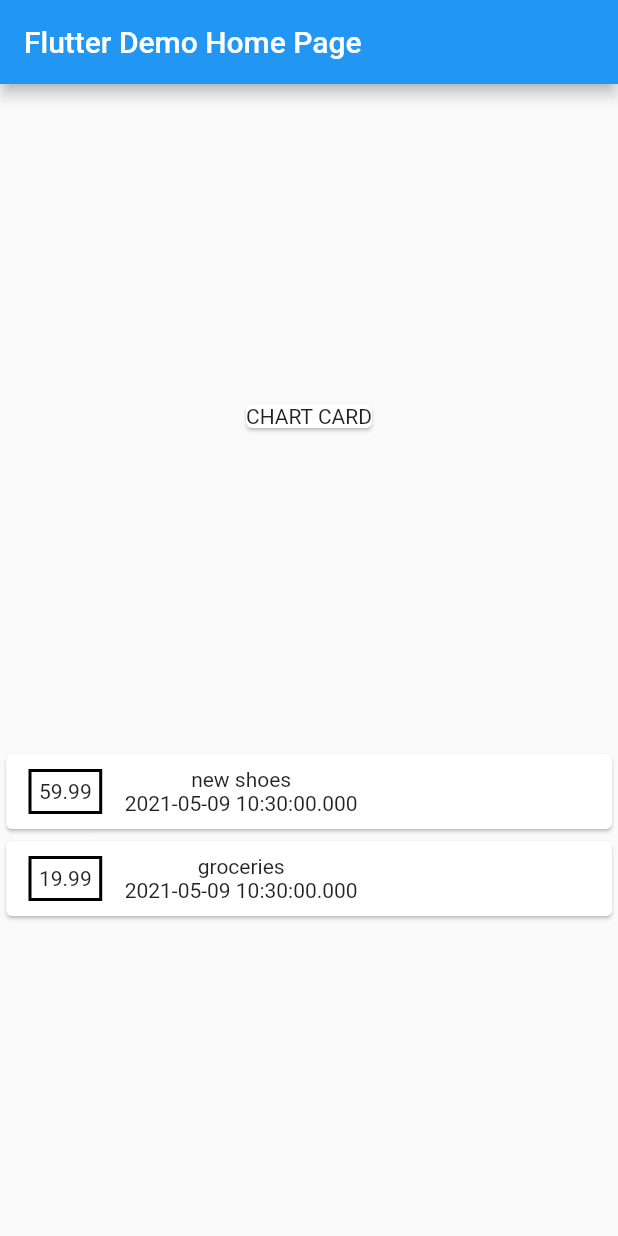
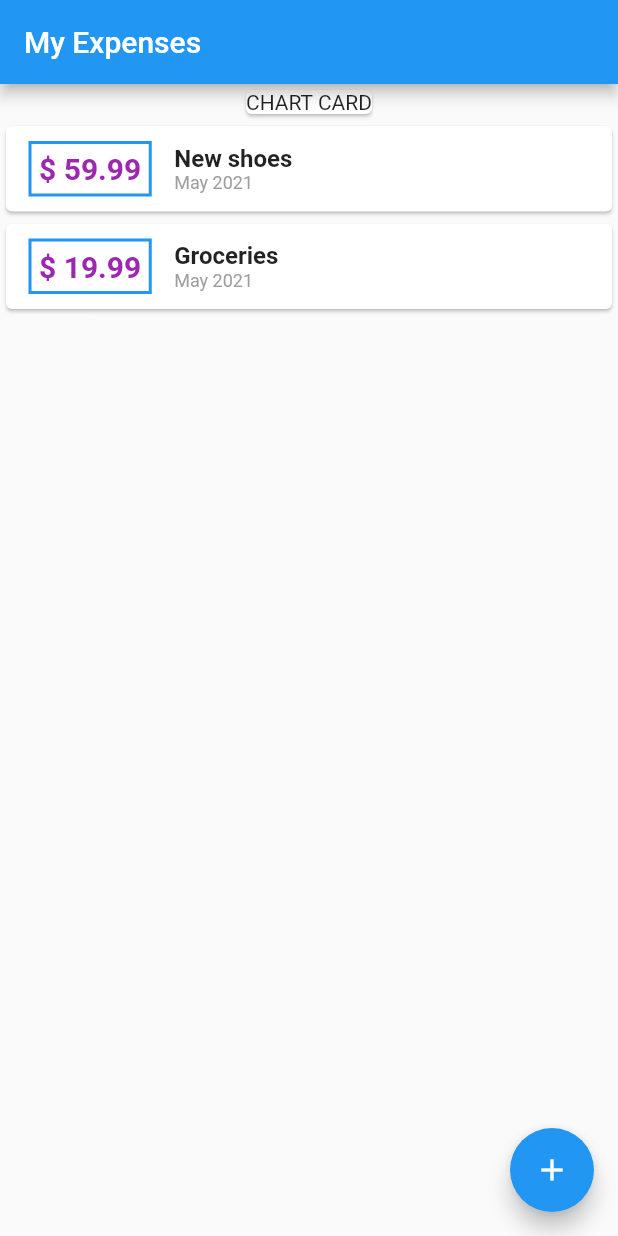
Before and after one commit to felipe-xavier/flutter-expense-app, a Flutter app: the screen it shows after launch, on a phone screen of 412 x 824 dp. Run offline on Flutter 3.47's test engine with Material 2 defaults, Android fonts, the phone set to English and light mode, and no system bars.

Commit message:
Create widgets for new and list transactions. Add Floating Add Button.

```diff
--- a/lib/main.dart
+++ b/lib/main.dart
@@ -1,5 +1,7 @@
-import 'package:expenses_app/transaction.dart';
+import 'package:expenses_app/widgets/new_transaction.dart';
+import './widgets/transactions_list.dart';
 import 'package:flutter/material.dart';
+import './models/transactions.dart';
 
 void main() {
   runApp(MyApp());
@@ -14,7 +16,7 @@ class MyApp extends StatelessWidget {
       theme: ThemeData(
         primarySwatch: Colors.blue,
       ),
-      home: MyHomePage(title: 'Flutter Demo Home Page'),
+      home: MyHomePage(title: 'My Expenses'),
     );
   }
 }
@@ -29,20 +31,40 @@ class MyHomePage extends StatefulWidget {
 }
 
 class _MyHomePageState extends State<MyHomePage> {
-  final List<Transaction> transactions = [
+  final List<Transaction> _myTransactions = [
     Transaction(
       id: 't1',
-      title: 'new shoes',
+      title: 'New shoes',
       amount: 59.99,
       date: DateTime.now(),
     ),
     Transaction(
       id: 't2',
-      title: 'groceries',
+      title: 'Groceries',
       amount: 19.99,
       date: DateTime.now(),
     ),
   ];
+
+  void _addNewTransaction(String title, double amount) {
+    final txn = Transaction(
+      id: DateTime.now().toString(),
+      title: title,
+      amount: amount,
+      date: DateTime.now(),
+    );
+    setState(() {
+      _myTransactions.add(txn);
+    });
+  }
+
+  void _startAddNewTransaction(BuildContext ctx) {
+    showModalBottomSheet(
+        context: ctx,
+        builder: (_) {
+          return NewTransaction(_addNewTransaction);
+        });
+  }
 
   @override
   Widget build(BuildContext context) {
@@ -50,45 +72,23 @@ class _MyHomePageState extends State<MyHomePage> {
       appBar: AppBar(
         title: Text(widget.title),
       ),
-      body: Center(
+      body: SingleChildScrollView(
+        child: Center(
           child: Column(
-          mainAxisAlignment: MainAxisAlignment.spaceEvenly,
+            mainAxisAlignment: MainAxisAlignment.start,
             children: <Widget>[
               Card(
                 child: Text('CHART CARD'),
               ),
-            Column(
-              children: transactions.map((txn) {
-                return Card(
-                  child: Row(
-                    children: [
-                      Container(
-                        margin: EdgeInsets.symmetric(
-                          vertical: 10,
-                          horizontal: 15,
-                        ),
-                        decoration: BoxDecoration(
-                          border: Border.all(
-                            color: Colors.black,
-                            width: 2,
+              // UserTransaction(),
+              TransactionList(_myTransactions)
+            ],
           ),
         ),
-                        padding: EdgeInsets.all(5),
-                        child: Text(txn.amount.toString()),
       ),
-                      Column(
-                        children: [
-                          Text(txn.title),
-                          Text(txn.date.toString()),
-                        ],
-                      )
-                    ],
-                  ),
-                );
-              }).toList(),
-            ),
-          ],
-        ),
+      floatingActionButton: FloatingActionButton(
+        child: Icon(Icons.add),
+        onPressed: () => _startAddNewTransaction(context),
       ),
     );
   }
--- /dev/null
+++ b/lib/widgets/transactions_list.dart
@@ -0,0 +1,65 @@
+import 'package:flutter/material.dart';
+import 'package:intl/intl.dart';
+import '../models/transactions.dart';
+
+class TransactionList extends StatelessWidget {
+  final List<Transaction> transactions;
+
+  TransactionList(this.transactions);
+
+  @override
+  Widget build(BuildContext context) {
+    return Container(
+      height: 400,
+      child: ListView.builder(
+        itemBuilder: (context, index) {
+          return Card(
+            child: Row(
+              mainAxisAlignment: MainAxisAlignment.start,
+              children: [
+                Container(
+                  margin: EdgeInsets.symmetric(
+                    vertical: 10,
+                    horizontal: 15,
+                  ),
+                  decoration: BoxDecoration(
+                    border: Border.all(
+                      color: Theme.of(context).primaryColor,
+                      width: 2,
+                    ),
+                  ),
+                  padding: EdgeInsets.all(5),
+                  child: Text(
+                    '\$ ${transactions[index].amount.toStringAsFixed(2)}',
+                    style: TextStyle(
+                      fontWeight: FontWeight.bold,
+                      color: Colors.purple,
+                      fontSize: 20,
+                    ),
+                  ),
+                ),
+                Column(
+                  crossAxisAlignment: CrossAxisAlignment.start,
+                  children: [
+                    Text(
+                      transactions[index].title,
+                      style: TextStyle(
+                        fontWeight: FontWeight.bold,
+                        fontSize: 16,
+                      ),
+                    ),
+                    Text(
+                      DateFormat.yMMM().format(transactions[index].date),
+                      style: TextStyle(color: Colors.grey, fontSize: 12),
+                    ),
+                  ],
+                )
+              ],
+            ),
+          );
+        },
+        itemCount: transactions.length,
+      ),
+    );
+  }
+}
--- a/pubspec.yaml
+++ b/pubspec.yaml
@@ -28,6 +28,7 @@ dependencies:
   # The following adds the Cupertino Icons font to your application.
   # Use with the CupertinoIcons class for iOS style icons.
   cupertino_icons: ^1.0.2
+  intl: ^0.17.0
 
 dev_dependencies:
   flutter_test:
```
Also changed, not shown: lib/widgets/new_transaction.dart (added, +65 -0 lines), lib/models/transactions.dart (renamed from lib/transaction.dart), pubspec.lock. Lines whose indentation alone changed are shown as unchanged.
